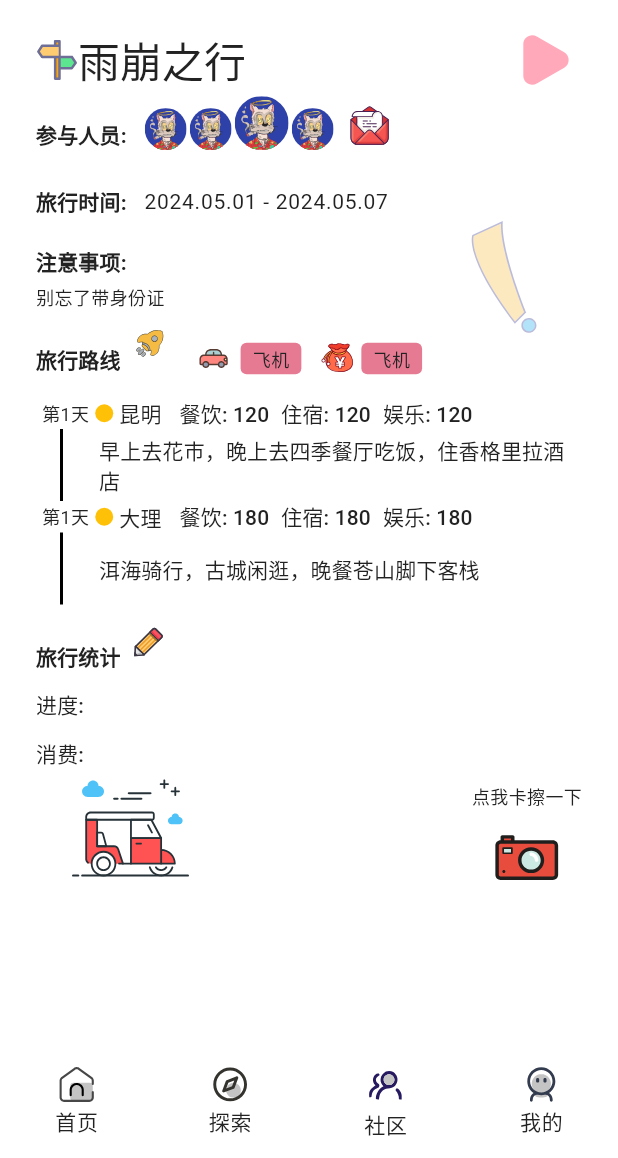
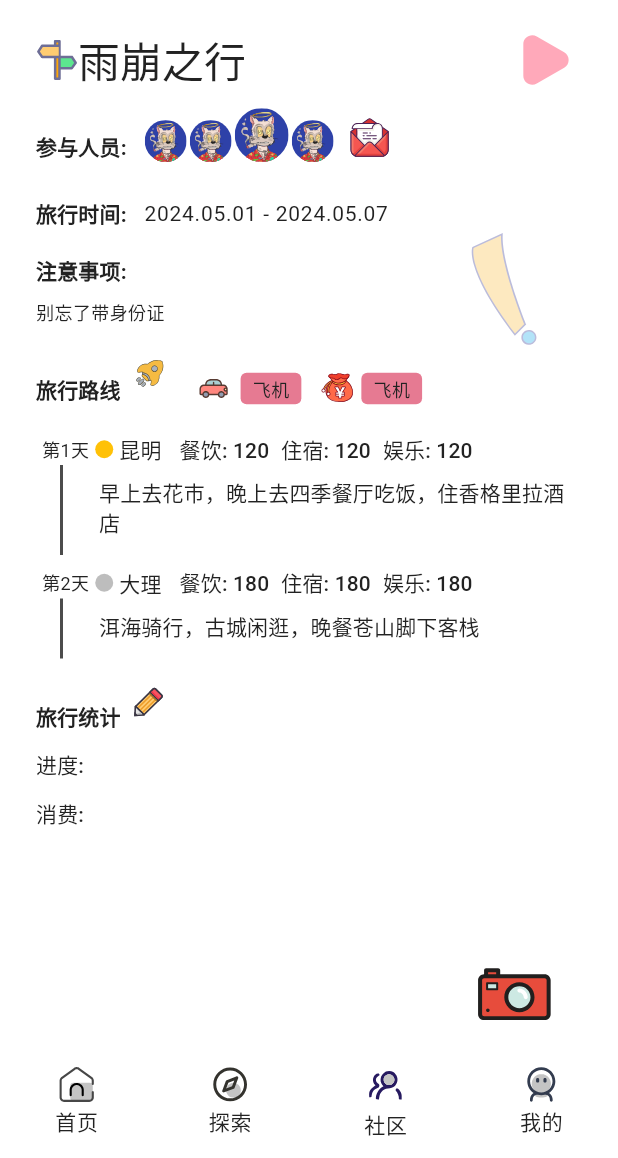
Before and after one commit to linlangli/travel_track, a Flutter app: the screen it shows after launch, on a phone screen of 412 x 824 dp, the part 78-1236 px from its top. Run offline on Flutter 3.47's test engine with Material 3 defaults, Android fonts, the light colour scheme and no system bars; our stand-ins replace flutter_svg, get; Roboto replaces fonts that are missing (MuyaoSoftbrush).

Commit message:
ui调整

```diff
--- a/lib/modules/share/widgets/travel_info.dart
+++ b/lib/modules/share/widgets/travel_info.dart
@@ -11,7 +11,9 @@ class TravelInfoWidget extends StatelessWidget {
 
   @override
   Widget build(BuildContext context) {
-    return SingleChildScrollView(
+    return Stack(
+      children: [
+        SingleChildScrollView(
           child: Column(
             mainAxisAlignment: MainAxisAlignment.start,
             children: [
@@ -30,22 +32,22 @@ class TravelInfoWidget extends StatelessWidget {
                       fontWeight: FontWeight.normal,
                     ),
                   ),
-              Spacer(flex: 1,),
+                  Spacer(flex: 1),
                   SvgPicture.asset(
                     'assets/images/icons/begin_button_icon.svg',
                     width: 48,
                     height: 48,
                   ).button(),
                 ],
-          ).marginOnly(top: 16),
+              ).marginOnly(top: 16, bottom: 8),
               Row(
                 crossAxisAlignment: CrossAxisAlignment.end,
                 children: [
                   Text(
                     "参与人员:",
-                style: Theme.of(
-                  context,
-                ).textTheme.titleSmall?.copyWith(fontWeight: FontWeight.bold),
+                    style: Theme.of(context).textTheme.titleSmall?.copyWith(
+                      fontWeight: FontWeight.bold,
+                    ),
                   ),
                   SizedBox(width: 12),
                   PartNerWidget(),
@@ -56,15 +58,14 @@ class TravelInfoWidget extends StatelessWidget {
                     height: 32,
                   ),
                 ],
-          ),
-          SizedBox(height: 24),
+              ).marginOnly(bottom: 24),
               Row(
                 children: [
                   Text(
                     "旅行时间: ",
-                style: Theme.of(
-                  context,
-                ).textTheme.titleSmall?.copyWith(fontWeight: FontWeight.bold),
+                    style: Theme.of(context).textTheme.titleSmall?.copyWith(
+                      fontWeight: FontWeight.bold,
+                    ),
                   ),
                   SizedBox(width: 8),
                   Text(
@@ -81,11 +82,10 @@ class TravelInfoWidget extends StatelessWidget {
                     children: [
                       Text(
                         "注意事项: ",
-                    style: Theme.of(
-                      context,
-                    ).textTheme.titleSmall?.copyWith(fontWeight: FontWeight.bold),
+                        style: Theme.of(context).textTheme.titleSmall?.copyWith(
+                          fontWeight: FontWeight.bold,
                         ),
-                  SizedBox(height: 4),
+                      ).marginOnly(bottom: 8),
                       Text("别忘了带身份证"),
                     ],
                   ),
@@ -95,7 +95,7 @@ class TravelInfoWidget extends StatelessWidget {
                     height: 80,
                   ),
                 ],
-          ),
+              ).marginOnly(bottom: 12),
               Row(
                 children: [
                   Stack(
@@ -103,9 +103,9 @@ class TravelInfoWidget extends StatelessWidget {
                     children: [
                       Text(
                         "旅行路线",
-                    style: Theme.of(
-                      context,
-                    ).textTheme.titleSmall?.copyWith(fontWeight: FontWeight.bold),
+                        style: Theme.of(context).textTheme.titleSmall?.copyWith(
+                          fontWeight: FontWeight.bold,
+                        ),
                       ),
                       Positioned(
                         left: 60,
@@ -161,9 +161,8 @@ class TravelInfoWidget extends StatelessWidget {
                       Positioned(
                         child: Text(
                           "旅行统计",
-                      style: Theme.of(context).textTheme.titleSmall?.copyWith(
-                        fontWeight: FontWeight.bold,
-                      ),
+                          style: Theme.of(context).textTheme.titleSmall
+                              ?.copyWith(fontWeight: FontWeight.bold),
                         ),
                       ),
                       Positioned(
@@ -193,29 +192,25 @@ class TravelInfoWidget extends StatelessWidget {
                   ProgressWidget(),
                 ],
               ),
-          Row(
+            ],
+          ).paddingSymmetric(horizontal: 24),
+        ),
+        Positioned(
+          bottom: 8,
+          right: 32,
+          child: Row(
             mainAxisAlignment: MainAxisAlignment.spaceBetween,
             crossAxisAlignment: CrossAxisAlignment.end,
             children: [
               SvgPicture.asset(
-                'assets/images/icons/dining_car_icon.svg',
-                width: 102,
-                height: 78,
-              ).marginOnly(bottom: 12, left: 12),
-              Column(
-                children: [
-                  Text("点我卡擦一下"),
-                  SvgPicture.asset(
                 'assets/images/icons/camera_icon.svg',
-                    width: 64,
-                    height: 64,
+                width: 74,
+                height: 74,
               ),
             ],
           ),
-            ],
         ),
       ],
-      ).paddingSymmetric(horizontal: 24),
     );
   }
 }
--- a/lib/modules/share/widgets/travel_route.dart
+++ b/lib/modules/share/widgets/travel_route.dart
@@ -39,42 +39,48 @@ class TravelRouteWidget extends StatelessWidget {
         final item = itinerary[index];
         return Column(
           children: [
+            // 顶部行: 日期 + 节点 + 基础信息
             Row(
               children: [
-                Text("第1天"),
-                SizedBox(width: 4,),
+                Text(item['day']),
+                const SizedBox(width: 4),
                 Container(
                   width: 12,
                   height: 12,
                   decoration: BoxDecoration(
-                    color: Colors.amber,
+                    color: item['active'] == true ? Colors.amber : Colors.grey.shade400,
                     shape: BoxShape.circle,
                   ),
                 ),
-                SizedBox(width: 4,),
-                Text(item['city'], style: Theme.of(context).textTheme.titleSmall,),
-                SizedBox(width: 12,),
-                Text("餐饮: ${item['cost']}", style: Theme.of(context).textTheme.titleSmall,),
-                SizedBox(width: 8,),
-                Text("住宿: ${item['cost']}", style: Theme.of(context).textTheme.titleSmall,),
-                SizedBox(width: 8,),
-                Text("娱乐: ${item['cost']}", style: Theme.of(context).textTheme.titleSmall,)
+                const SizedBox(width: 4),
+                Text(item['city'], style: Theme.of(context).textTheme.titleSmall),
+                const SizedBox(width: 12),
+                Text("餐饮: ${item['cost']}", style: Theme.of(context).textTheme.titleSmall),
+                const SizedBox(width: 8),
+                Text("住宿: ${item['cost']}", style: Theme.of(context).textTheme.titleSmall),
+                const SizedBox(width: 8),
+                Text("娱乐: ${item['cost']}", style: Theme.of(context).textTheme.titleSmall),
               ],
             ),
-            Row(
-              children: [
-                SizedBox(width: 12,),
-                Container(
-                  width: 2,
-                  height: 48,
-                  color: Colors.black,
-                ),
-                SizedBox(width: 24,),
-                Expanded(child: Text("${item['description']}", style: Theme.of(context).textTheme.titleSmall,)),
-              ],
+            // 描述行: 使用 IntrinsicHeight 让竖线自适应文本高度
+            IntrinsicHeight(
+              child: Row(
+                crossAxisAlignment: CrossAxisAlignment.stretch,
+                children: [
+                  const SizedBox(width: 12),
+                  Container(width: 2, color: Colors.black.withOpacity(0.7)),
+                  const SizedBox(width: 24),
+                  Expanded(
+                    child: Text(
+                      item['description'] ?? '',
+                      style: Theme.of(context).textTheme.titleSmall,
+                    ).marginOnly(bottom: 12, top: 8),
+                  ),
+                ],
+              ),
             )
-          ]
-        ).paddingOnly(left: 4);
+          ],
+        ).paddingOnly(left: 4, top: 4, bottom: 4);
       }),
     );
   }
```
Lines whose indentation alone changed are shown as unchanged.
